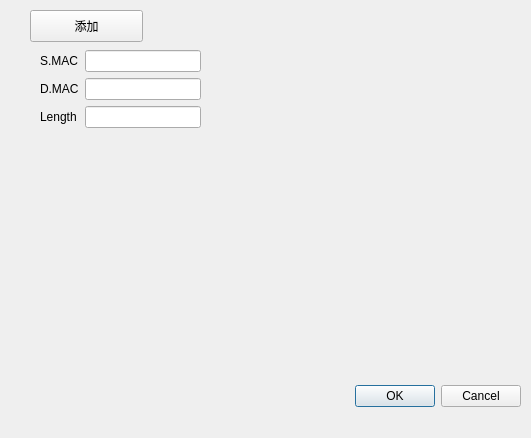
Above: ui/setting.ui from Sunfe/-offsets before the change. Below: the same form after it.
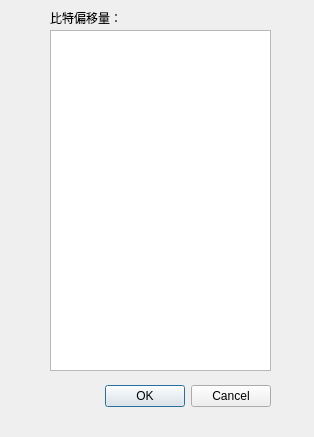
That is the form after the change.

Commit message: new profile class

Patch:
```diff
--- a/ui/setting.ui
+++ b/ui/setting.ui
@@ -6,8 +6,8 @@
    <rect>
     <x>0</x>
     <y>0</y>
-    <width>531</width>
-    <height>438</height>
+    <width>314</width>
+    <height>437</height>
    </rect>
   </property>
   <property name="windowTitle">
@@ -16,9 +16,9 @@
   <widget class="QDialogButtonBox" name="btnGroupSubmit">
    <property name="geometry">
     <rect>
-     <x>180</x>
+     <x>100</x>
      <y>380</y>
-     <width>341</width>
+     <width>171</width>
      <height>32</height>
     </rect>
    </property>
@@ -29,61 +29,29 @@
     <set>QDialogButtonBox::Cancel|QDialogButtonBox::Ok</set>
    </property>
   </widget>
-  <widget class="QPushButton" name="btnAdd">
+  <widget class="QPlainTextEdit" name="plainTextEdit">
    <property name="geometry">
     <rect>
-     <x>30</x>
+     <x>50</x>
+     <y>30</y>
+     <width>221</width>
+     <height>341</height>
+    </rect>
+   </property>
+  </widget>
+  <widget class="QLabel" name="label">
+   <property name="geometry">
+    <rect>
+     <x>50</x>
      <y>10</y>
-     <width>113</width>
-     <height>32</height>
+     <width>221</width>
+     <height>16</height>
     </rect>
    </property>
    <property name="text">
-    <string>添加</string>
+    <string>比特偏移量：</string>
    </property>
   </widget>
-  <widget class="QWidget" name="gridLayoutWidget">
-   <property name="geometry">
-    <rect>
-     <x>40</x>
-     <y>50</y>
-     <width>161</width>
-     <height>81</height>
-    </rect>
-   </property>
-   <layout class="QGridLayout" name="layoutOffsetGroup">
-    <item row="0" column="1">
-     <widget class="QLineEdit" name="lineEdit"/>
-    </item>
-    <item row="1" column="1">
-     <widget class="QLineEdit" name="lineEdit_2"/>
-    </item>
-    <item row="0" column="0">
-     <widget class="QLabel" name="label">
-      <property name="text">
-       <string>S.MAC</string>
-      </property>
-     </widget>
-    </item>
-    <item row="2" column="1">
-     <widget class="QLineEdit" name="lineEdit_3"/>
-    </item>
-    <item row="1" column="0">
-     <widget class="QLabel" name="label_2">
-      <property name="text">
-       <string>D.MAC</string>
-      </property>
-     </widget>
-    </item>
-    <item row="2" column="0">
-     <widget class="QLabel" name="label_3">
-      <property name="text">
-       <string>Length</string>
-      </property>
-     </widget>
-    </item>
-   </layout>
-  </widget>
  </widget>
  <resources/>
  <connections>
```
Left out of the diff: 16 changed lines with no effect on the pictures. The commit also changes 8 other files.
